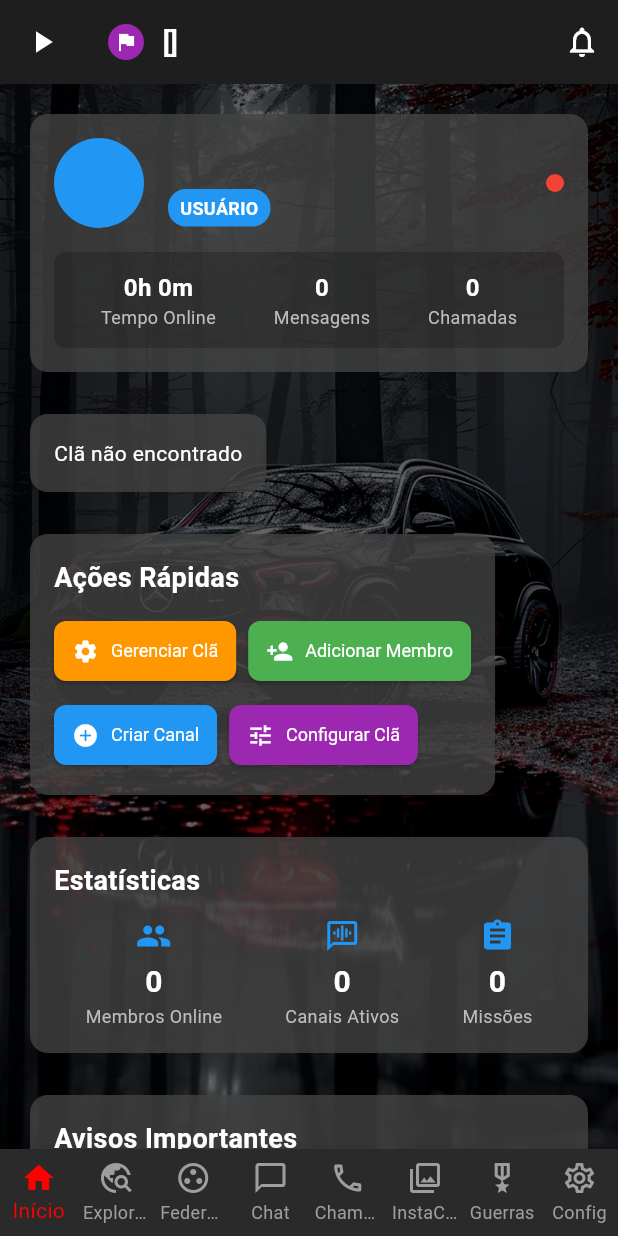
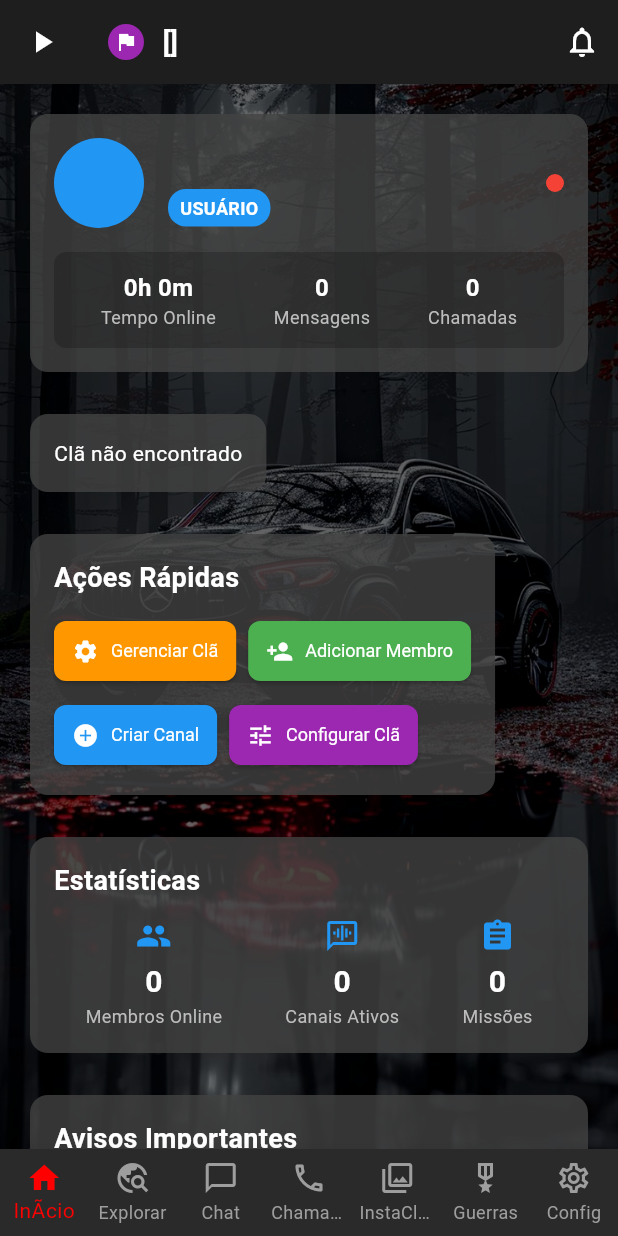
Before and after one commit to lucasmd12/gamepro, a Flutter app: the HomeScreen screen opened by its route, on a phone screen of 412 x 824 dp. Run offline on Flutter 3.47's test engine with Material 3 defaults, Android fonts, the phone set to English and light mode, and no system bars; our stand-ins replace audioplayers, cached_network_image, connectivity_plus, file_picker, firebase_core, firebase_crashlytics and 20 more; missing offline and left inert: firebase_app_check, flutter_sound, flutter_webrtc, jitsi_meet_flutter_sdk; accounts and stored records are empty; network calls fail; statements that could not run were skipped; project files that could hold a hidden picture were left out.

Commit message:
Update home_screen.dart

```diff
--- a/lib/screens/home_screen.dart
+++ b/lib/screens/home_screen.dart
@@ -14,8 +14,7 @@ import 'package:lucasbeatsfederacao/screens/invite_list_screen.dart';
 import 'package:sentry_flutter/sentry_flutter.dart';
 import 'package:lucasbeatsfederacao/screens/instaclan_feed_screen.dart';
 import 'package:lucasbeatsfederacao/screens/clan_wars_list_screen.dart';
-import 'package:lucasbeatsfederacao/screens/federation_management_screen.dart';
-import 'package:lucasbeatsfederacao/screens/qrr_list_screen.dart';
+// import 'package:lucasbeatsfederacao/screens/qrr_list_screen.dart'; // Removido da navegaÃ§Ã£o principal
 import 'package:lucasbeatsfederacao/screens/admin_panel_screen.dart'; // Import do AdminPanelScreen
 
 class HomeScreen extends StatefulWidget {
@@ -55,12 +54,12 @@ class _HomeScreenState extends State<HomeScreen> {
         _widgetOptions = <Widget>[
           const HomeTab(),
           const FederationExplorerScreen(),
-          FederationManagementScreen(federationId: currentUser?.federationId ?? ''),
+          // FederationManagementScreen(federationId: currentUser?.federationId ?? ''), // SerÃ¡ acessado via AdminPanel ou ClanManagement
           const ContextualChatScreen(chatContext: 'global'),
           const ContextualVoiceScreen(voiceContext: 'global'),
           const InstaClanFeedScreen(),
           const ClanWarsListScreen(),
-          const QRRListScreen(),
+          // const QRRListScreen(), // Removido da navegaÃ§Ã£o principal
           const SettingsScreen(),
         ];
       });
@@ -92,15 +91,15 @@ class _HomeScreenState extends State<HomeScreen> {
      showDialog(
         context: context,
         builder: (BuildContext context) => AlertDialog(
-          title: const Text("Permissão Necessária"),
-          content: Text("A permissão de $permissionName foi negada permanentemente. Por favor, habilite-a nas configurações do aplicativo para usar todas as funcionalidades."),
+          title: const Text("PermissÃ£o NecessÃ¡ria"),
+          content: Text("A permissÃ£o de $permissionName foi negada permanentemente. Por favor, habilite-a nas configuraÃ§Ãµes do aplicativo para usar todas as funcionalidades."),
           actions: <Widget>[
             TextButton(
               child: const Text("Cancelar"),
               onPressed: () => Navigator.of(context).pop(),
             ),
             TextButton(
-              child: const Text("Abrir Configurações"),
+              child: const Text("Abrir ConfiguraÃ§Ãµes"),
               onPressed: () {
                 openAppSettings();
                 Navigator.of(context).pop();
@@ -159,13 +158,13 @@ class _HomeScreenState extends State<HomeScreen> {
          backgroundColor: Theme.of(context).scaffoldBackgroundColor,
          body: Center(child: Padding(
            padding: const EdgeInsets.all(16.0),
-           child: Text("Erro crítico ao carregar dados do usuário. Por favor, tente reiniciar o aplicativo.", textAlign: TextAlign.center, style: textTheme.bodyMedium?.copyWith(color: Colors.white)),
+           child: Text("Erro crÃ­tico ao carregar dados do usuÃ¡rio. Por favor, tente reiniciar o aplicativo.", textAlign: TextAlign.center, style: textTheme.bodyMedium?.copyWith(color: Colors.white)),
          )),
        );
     }
 
     IconData displayIcon = Icons.person;
-    String displayText = currentUser.username ?? 'Usuário';
+    String displayText = currentUser.username ?? 'UsuÃ¡rio';
 
     if (currentUser.role == Role.admMaster) {
       displayIcon = Icons.admin_panel_settings;
@@ -207,14 +206,14 @@ class _HomeScreenState extends State<HomeScreen> {
         ),
         centerTitle: true,
         actions: [
-           // 👇 BOTÃO CONDICIONAL PARA VOLTAR AO PAINEL ADM
+           // ðŸ‘‡ BOTÃƒO CONDICIONAL PARA VOLTAR AO PAINEL ADM
            if (currentUser.role == Role.admMaster)
             IconButton(
               icon: const Icon(Icons.dashboard_customize),
               tooltip: 'Painel Administrativo',
               onPressed: () {
-                // Verifica se a tela atual é a raiz da navegação.
-                // Se sim, usa push. Se não, usa pop para voltar.
+                // Verifica se a tela atual Ã© a raiz da navegaÃ§Ã£o.
+                // Se sim, usa push. Se nÃ£o, usa pop para voltar.
                 if (Navigator.of(context).canPop()) {
                   Navigator.of(context).pop();
                 } else {
@@ -226,7 +225,7 @@ class _HomeScreenState extends State<HomeScreen> {
             ),
            IconButton(
             icon: const Icon(Icons.notifications_none),
-            tooltip: 'Notificações',
+            tooltip: 'NotificaÃ§Ãµes',
             onPressed: () {
               Logger.info("Notifications button pressed.");
               Navigator.of(context).push(
@@ -277,12 +276,11 @@ class _HomeScreenState extends State<HomeScreen> {
       ),
       bottomNavigationBar: BottomNavigationBar(
         items: const <BottomNavigationBarItem>[
-          BottomNavigationBarItem(icon: Icon(Icons.home_outlined), activeIcon: Icon(Icons.home), label: 'Início'),
+          BottomNavigationBarItem(icon: Icon(Icons.home_outlined), activeIcon: Icon(Icons.home), label: 'InÃ­cio'),
           BottomNavigationBarItem(icon: Icon(Icons.travel_explore_outlined), activeIcon: Icon(Icons.travel_explore), label: 'Explorar'),
-          BottomNavigationBarItem(icon: Icon(Icons.group_work_outlined), activeIcon: Icon(Icons.group_work), label: 'Federação'),
           BottomNavigationBarItem(icon: Icon(Icons.chat_bubble_outline), activeIcon: Icon(Icons.chat_bubble), label: 'Chat'),
           BottomNavigationBarItem(icon: Icon(Icons.call_outlined), activeIcon: Icon(Icons.call), label: 'Chamadas'),
-          BottomNavigationBarItem(icon: Icon(Icons.photo_library_outlined), activeIcon: Icon(Icons.photo_library), label: 'InstaClã'),
+          BottomNavigationBarItem(icon: Icon(Icons.photo_library_outlined), activeIcon: Icon(Icons.photo_library), label: 'InstaClÃ£'),
           BottomNavigationBarItem(icon: Icon(Icons.military_tech_outlined), activeIcon: Icon(Icons.military_tech), label: 'Guerras'),
           BottomNavigationBarItem(icon: Icon(Icons.settings_outlined), activeIcon: Icon(Icons.settings), label: 'Config'),
         ],
```
